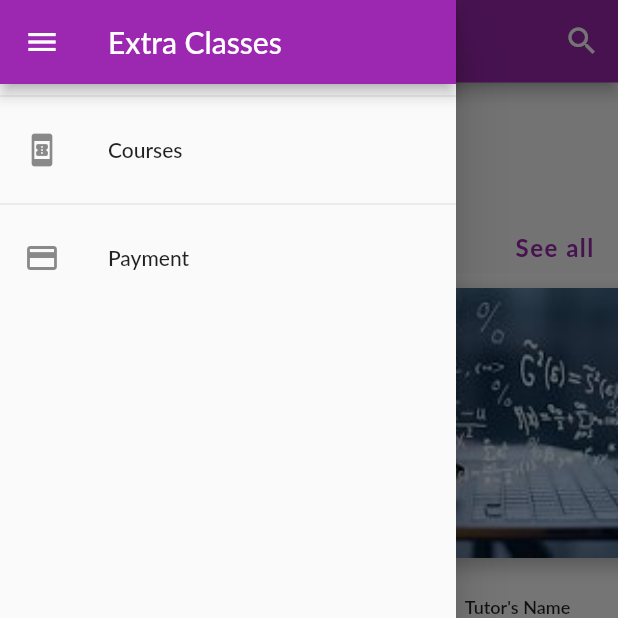
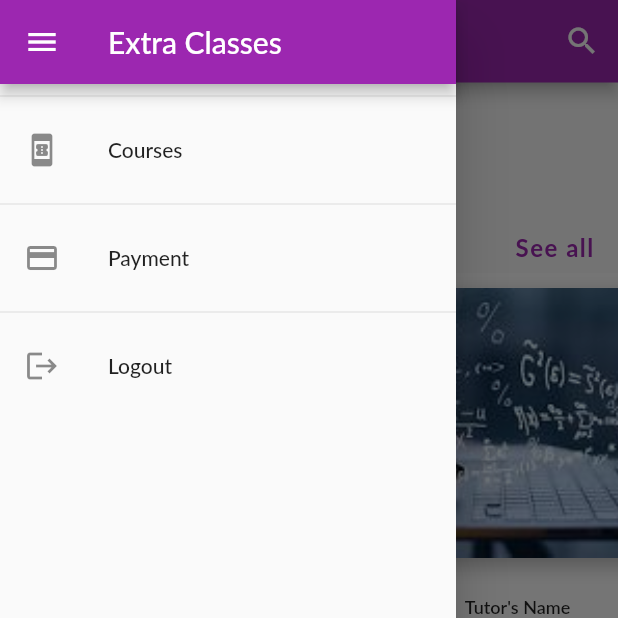
Before and after one commit to richieernesto/extra_classes, a Flutter app: the CoursesScreen screen opened by its route, with the side drawer open, on a phone screen of 412 x 824 dp, the top half of it. Run offline on Flutter 3.47's test engine with Material 2 defaults, Android fonts, the light colour scheme and no system bars; our stand-ins replace flutter_spinkit; Roboto replaces fonts that are missing (Lato).

Commit message:
Logout Functionality added

```diff
--- a/lib/main.dart
+++ b/lib/main.dart
@@ -48,7 +48,7 @@ class MyApp extends StatelessWidget {
               //   TargetPlatform.iOS : CustomPageTransitionBuilder()
               // })
             ),
-            home: auth.isAuth ? CoursesScreen() : CustomBottomNavigator(),
+            home: auth.isAuth ? CustomBottomNavigator() : AuthScreen(),
             routes: {
               CartScreen.routeName: ((context) => CartScreen()),
               CoursesScreen.routeName: ((context) => CoursesScreen()),
--- a/lib/screens/auth_screen.dart
+++ b/lib/screens/auth_screen.dart
@@ -130,7 +130,7 @@ class _AuthCardState extends State<AuthCard> {
     Scaffold.of(context).showSnackBar(
       SnackBar(
         content: Text(
-          "Account to be created",
+          "Account created",
           textAlign: TextAlign.center,
         ),
         duration: Duration(seconds: 3),
--- a/lib/screens/cart_screen.dart
+++ b/lib/screens/cart_screen.dart
@@ -3,7 +3,7 @@ import 'package:provider/provider.dart';
 import 'package:flutter/material.dart';
 
 import '../widgets/app_bar_search.dart';
-import '../widgets/app_bar.dart';
+import '../widgets/menu_button.dart';
 import '../Models/orders.dart';
 import '../widgets/cart_item.dart' as cartIt;
 
@@ -34,7 +34,6 @@ class CartScreen extends StatelessWidget {
                   Chip(
                     label: Text(
                       '\$${cart.totalAmount.toStringAsFixed(2)}',
-
                     ),
                     backgroundColor: Theme.of(context).primaryColor,
                   ),
--- a/lib/screens/my_courses_screen.dart
+++ b/lib/screens/my_courses_screen.dart
@@ -1,6 +1,6 @@
 import 'package:flutter/material.dart';
 import 'package:flutter/rendering.dart';
-import '../widgets/app_bar.dart';
+import '../widgets/menu_button.dart';
 import '../screens/cart_screen.dart';
 import '../widgets/app_bar_search.dart';
 
--- a/lib/screens/settings_screen.dart
+++ b/lib/screens/settings_screen.dart
@@ -1,6 +1,6 @@
 import 'package:flutter/material.dart';
 import '../widgets/app_bar_search.dart';
-import '../widgets/app_bar.dart';
+import '../widgets/menu_button.dart';
 
 class SettingsScreen extends StatelessWidget {
   const SettingsScreen({Key? key}) : super(key: key);
--- a/lib/widgets/app_bar.dart
+++ b/lib/widgets/menu_button.dart
@@ -1,4 +1,7 @@
 import 'package:flutter/material.dart';
+import 'package:provider/provider.dart';
+
+import '../Models/auth.dart';
 
 class MenuButton extends StatelessWidget {
   const MenuButton({Key? key}) : super(key: key);
@@ -22,6 +25,15 @@ class MenuButton extends StatelessWidget {
             leading: Icon(Icons.payment),
             title: Text("Payment"),
             onTap: () {},
+          ),
+          Divider(),
+          ListTile(
+            leading: Icon(Icons.logout),
+            title: Text("Logout"),
+            onTap: () {
+              Provider.of<Auth>(context, listen: false).logout();
+              print("Hello World");
+            },
           )
         ],
       ),
```
Also changed, not shown: lib/Models/auth.dart (+8 -0 lines), lib/screens/courses_screen.dart (+4 -4 lines). Lines whose indentation alone changed are shown as unchanged.
